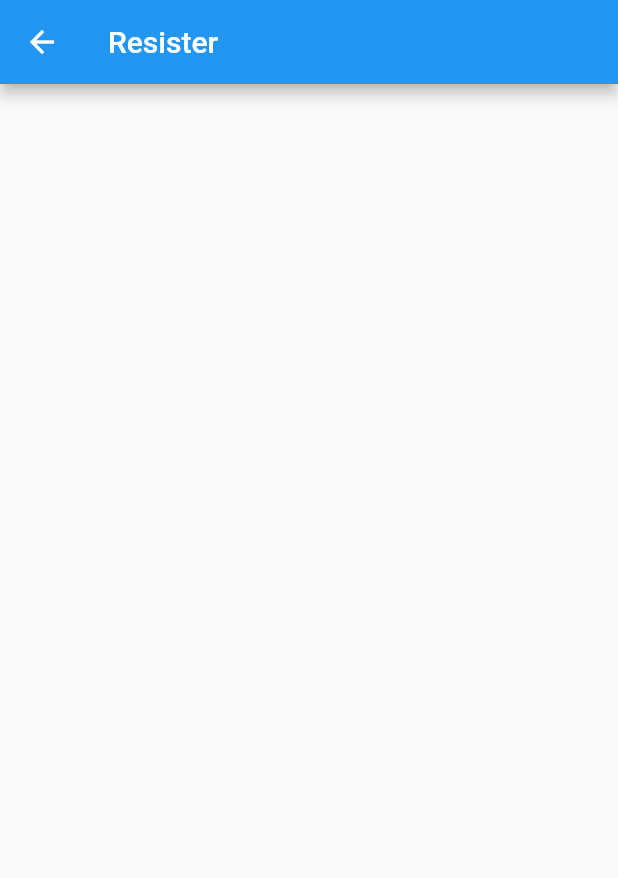
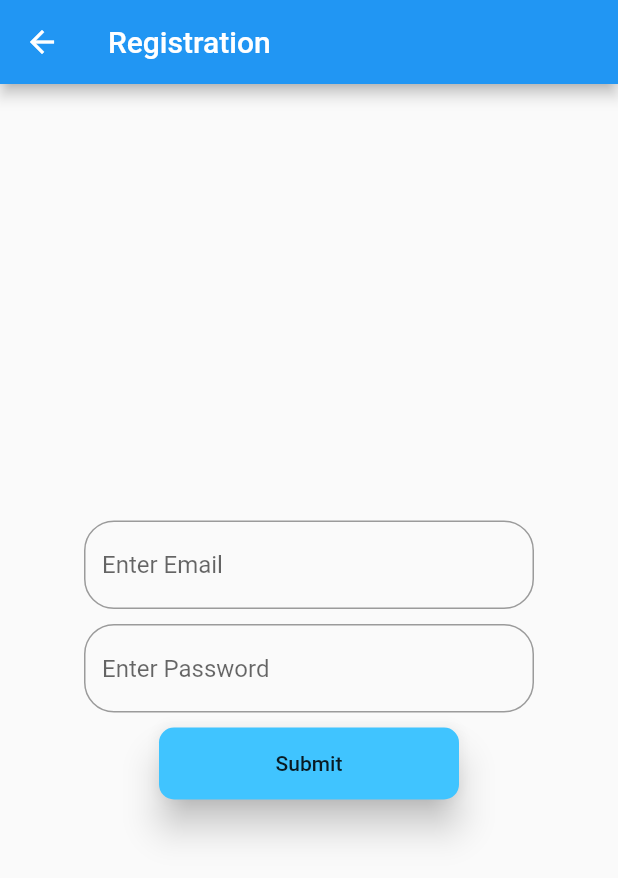
Before and after one commit to pushkar02-op/Chat_app, a Flutter app: the Reg screen opened by its route, on a phone screen of 412 x 824 dp. Shown: the top 878 px of the screen. Run offline on Flutter 3.47's test engine with Material 2 defaults, Android fonts, the phone set to English and light mode, and no system bars; our stand-ins replace cloud_firestore, firebase_auth, firebase_core, modal_progress_hud; accounts and stored records are empty.

Commit message:
Basic App Completed

```diff
--- a/lib/main.dart
+++ b/lib/main.dart
@@ -1,5 +1,7 @@
+import 'package:chat/pages/chat.dart';
 import 'package:chat/pages/home.dart';
 import 'package:chat/pages/login.dart';
+import 'package:chat/pages/mypic.dart';
 import 'package:chat/pages/reg.dart';
 import 'package:flutter/material.dart';
 import 'package:firebase_core/firebase_core.dart';
@@ -15,6 +17,8 @@ void main() {
         '/': (context) => Home(),
         '/login': (context) => Login(),
         '/reg': (context) => Reg(),
+        '/mypic': (context) => MyImage(),
+        '/chat': (context) => Chat(),
       },
     ),
   );
--- a/lib/pages/reg.dart
+++ b/lib/pages/reg.dart
@@ -1,11 +1,87 @@
 import 'package:flutter/material.dart';
+import 'package:firebase_auth/firebase_auth.dart';
 
-class Reg extends StatelessWidget {
+class Reg extends StatefulWidget {
+  @override
+  _RegState createState() => _RegState();
+}
+
+class _RegState extends State<Reg> {
+  var authc = FirebaseAuth.instance;
+  String email;
+  String password;
   @override
   Widget build(BuildContext context) {
     return Scaffold(
       appBar: AppBar(
-        title: Text("Resister"),
+        title: Text("Registration"),
+      ),
+      body: Center(
+        child: Container(
+          width: 300,
+          child: Column(
+            mainAxisAlignment: MainAxisAlignment.center,
+            children: <Widget>[
+              TextField(
+                keyboardType: TextInputType.emailAddress,
+                onChanged: (value) {
+                  email = value;
+                },
+                decoration: InputDecoration(
+                  hintText: "Enter Email",
+                  border: OutlineInputBorder(
+                    borderRadius: BorderRadius.circular(20),
+                  ),
+                ),
+              ),
+              SizedBox(
+                height: 10,
+              ),
+              TextField(
+                obscureText: true,
+                onChanged: (value) {
+                  password = value;
+                },
+                decoration: InputDecoration(
+                  hintText: "Enter Password",
+                  border: OutlineInputBorder(
+                    borderRadius: BorderRadius.circular(20),
+                  ),
+                ),
+              ),
+              SizedBox(
+                height: 10,
+              ),
+              Material(
+                color: Colors.lightBlueAccent,
+                borderRadius: BorderRadius.circular(10),
+                elevation: 10,
+                child: MaterialButton(
+                  minWidth: 200,
+                  height: 40,
+                  child: Text('Submit'),
+                  onPressed: () async {
+                    try {
+                      var user = await authc.createUserWithEmailAndPassword(
+                        email: email,
+                        password: password,
+                      );
+                      print(email);
+                      print(password);
+                      print(user);
+
+                      if (user.additionalUserInfo.isNewUser == true) {
+                        Navigator.pushNamed(context, "/login");
+                      }
+                    } catch (e) {
+                      print(e);
+                    }
+                  },
+                ),
+              ),
+            ],
+          ),
+        ),
       ),
     );
   }
```
Also changed, not shown: lib/pages/chat.dart (added, +109 -0 lines), lib/pages/home.dart (+20 -3 lines), lib/pages/login.dart (+68 -8 lines).
